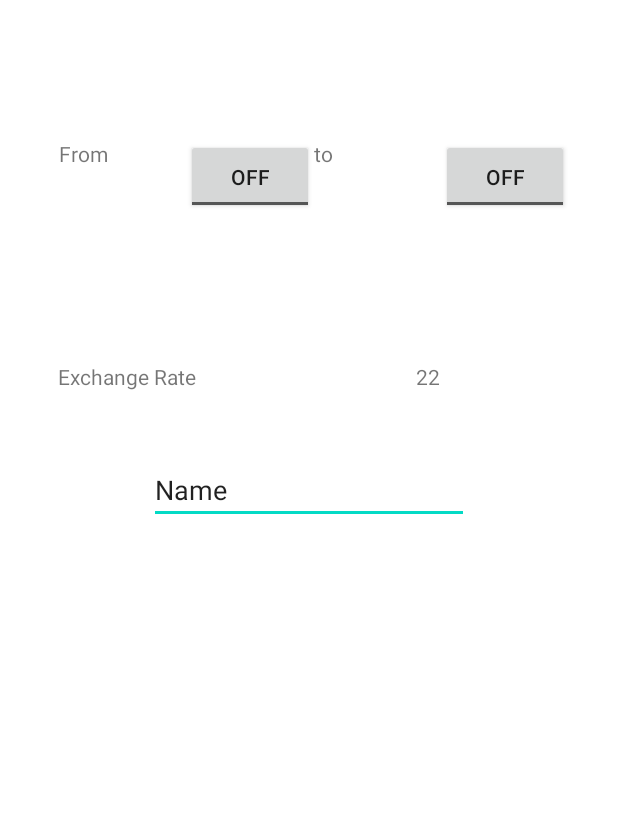
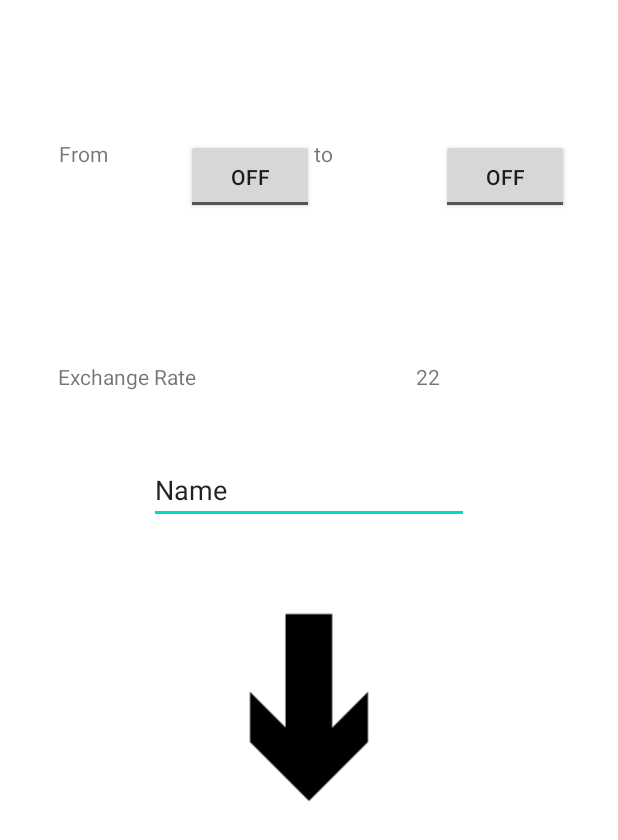
Before and after one commit to hoda-mawlawi/CurrencyConverter2.0, an Android app: the layout calculator.xml on its own in the app's theme, with its tools: preview values and no code run, on a phone screen of 412 x 824 dp. Shown: the top 840 px of the screen. Run offline under Robolectric (Android 15) with nearby library versions, the phone set to English and light mode, and no system bars.

Commit message:
add img of arrow downwards

```diff
--- a/app/src/main/res/layout/calculator.xml
+++ b/app/src/main/res/layout/calculator.xml
@@ -91,4 +91,15 @@
         app:layout_constraintTop_toTopOf="parent"
         app:layout_constraintVertical_bias="0.39" />
 
+    <ImageView
+        android:id="@+id/imageView3"
+        android:layout_width="173dp"
+        android:layout_height="163dp"
+        app:layout_constraintBottom_toBottomOf="parent"
+        app:layout_constraintEnd_toEndOf="parent"
+        app:layout_constraintStart_toStartOf="parent"
+        app:layout_constraintTop_toTopOf="parent"
+        app:layout_constraintVertical_bias="0.59000003"
+        app:srcCompat="@drawable/arrow_down" />
+
 </androidx.constraintlayout.widget.ConstraintLayout>
```
Also changed, not shown: app/src/main/res/drawable/arrow.jpg (deleted), app/src/main/res/drawable/arrow_down.png (added).
